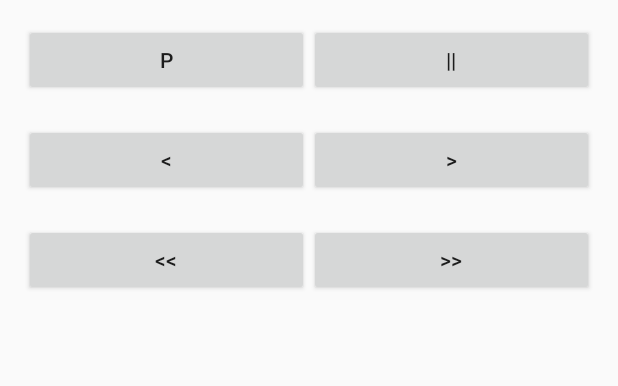
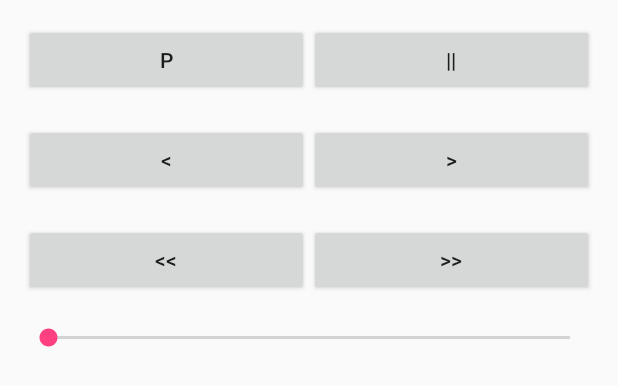
Before and after one commit to robbor78/Android_AudioPlayer2, an Android app: the layout content_main.xml on its own in the app's theme, with its tools: preview values and no code run, on a phone screen of 412 x 824 dp. Shown: the top 386 px of the screen. Run offline under Robolectric (Android 15) with nearby library versions, the phone set to English and light mode, and no system bars.

```diff
--- a/app/src/main/res/layout/content_main.xml
+++ b/app/src/main/res/layout/content_main.xml
@@ -87,5 +87,11 @@
         />
     </LinearLayout>
 
+    <SeekBar
+            android:id="@+id/sb"
+            android:layout_width="match_parent"
+            android:layout_height="wrap_content"
+            android:max="100"/>
+
 
 </LinearLayout>
```
Also changed, not shown: app/src/main/java/com/domain/company/audioplayer2/MainActivity.java (+30 -1 lines), app/src/main/java/com/domain/company/audioplayer2/PlayerInfo.java (+8 -0 lines), app/src/main/java/com/domain/company/audioplayer2/PlayerService.java (+19 -3 lines).
